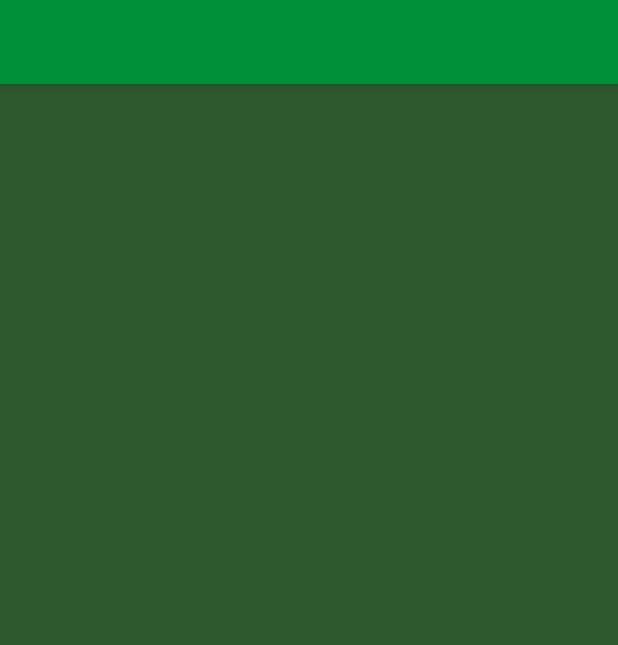
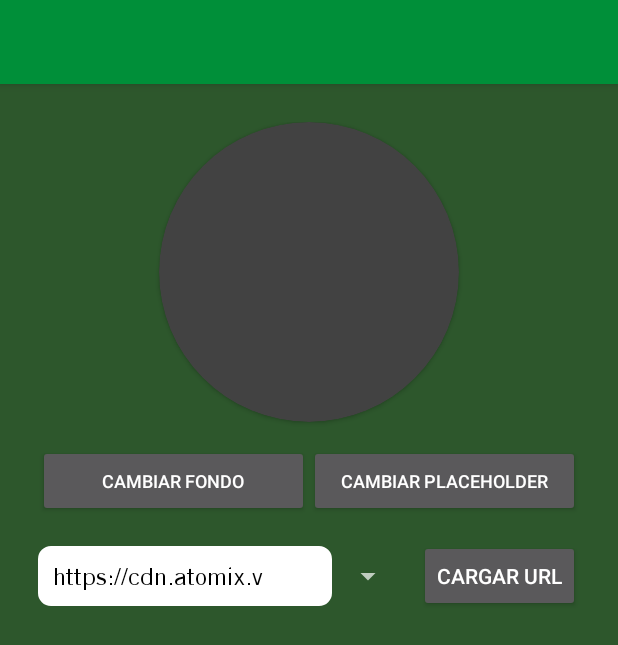
Before and after one commit to DaXis/Prueba, an Android app: the ExampleOneFragment screen opened through its navigation route, on a phone screen of 412 x 824 dp. Shown: the top 645 px of the screen. Run offline under Robolectric (Android 15) with nearby library versions, the phone set to English and light mode, and no system bars; our stand-ins replace Dagger/Hilt's generated code, RxJava; libraries missing offline, so code that uses them is left out: top.defaults.colorpicker; pictures from the network do not load; Roboto replaces fonts that are not available here.

```diff
--- a/app/src/main/java/com/prueba/flows/main/fragments/ExampleOneFragment.kt
+++ b/app/src/main/java/com/prueba/flows/main/fragments/ExampleOneFragment.kt
@@ -1,29 +1,30 @@
 package com.prueba.flows.main.fragments
 
 import android.content.Context
+import android.graphics.Color
 import android.os.Bundle
 import android.view.LayoutInflater
 import android.view.View
 import android.view.ViewGroup
-import androidx.lifecycle.Observer
+import android.widget.AdapterView
+import android.widget.ArrayAdapter
+import com.prueba.R
 import com.prueba.common.base.BaseFragment
 import com.prueba.common.utils.viewBinding
 import com.prueba.databinding.FragmentExampleOneBinding
-import com.prueba.flows.main.actions.ExampleOneActions
 import com.prueba.flows.main.interfaces.NextStepListener
-import com.prueba.flows.main.viewmodels.ExampleOneViewModel
-import javax.inject.Inject
+import top.defaults.colorpicker.ColorPickerPopup
+import top.defaults.colorpicker.ColorPickerPopup.ColorPickerObserver
 
-class ExampleOneFragment : BaseFragment() {
-
-    @Inject
-    lateinit var viewModel: ExampleOneViewModel
+class ExampleOneFragment : BaseFragment(), AdapterView.OnItemSelectedListener {
 
     private val binding by viewBinding {
         FragmentExampleOneBinding.inflate(layoutInflater)
     }
 
     private var listener: NextStepListener? = null
+
+    private var url = ""
 
     override fun onAttach(context: Context) {
         super.onAttach(context)
@@ -39,7 +40,7 @@ class ExampleOneFragment : BaseFragment() {
 
     override fun onViewCreated(view: View, savedInstanceState: Bundle?) {
         super.onViewCreated(view, savedInstanceState)
-        bindingViewModel()
+        initView()
     }
 
     override fun onDetach() {
@@ -47,19 +48,54 @@ class ExampleOneFragment : BaseFragment() {
         listener = null
     }
 
-    private fun bindingViewModel() {
-        viewModel.apply {
-            getShowErrorMessage().observe(viewLifecycleOwner, Observer(::genToast))
-            getShowProgress().observe(viewLifecycleOwner, Observer(::showLoadDialog))
-            getAction().observe(viewLifecycleOwner, Observer(::eventListener))
+    private fun initView() {
+        binding.apply {
+            buttonBackground.setOnClickListener {
+                openColorPicker()
+            }
+
+            buttonPlaceholder.setOnClickListener {
+
+            }
+
+            buttonUrl.setOnClickListener {
+                cardViewAvatar.loadFromUrl(url)
+            }
+
+            ArrayAdapter.createFromResource(
+                requireContext(),
+                R.array.options,
+                R.layout.item_option
+            ).also { adapter ->
+                adapter.setDropDownViewResource(android.R.layout.simple_spinner_dropdown_item)
+                spinnerUrls.adapter = adapter
+                spinnerUrls.onItemSelectedListener = this@ExampleOneFragment
+            }
         }
     }
 
-    private fun eventListener(actions: ExampleOneActions) {
-
+    private fun openColorPicker() {
+        ColorPickerPopup.Builder(requireContext())
+            .initialColor(Color.RED)
+            .enableBrightness(true)
+            .enableAlpha(true)
+            .okTitle("Seleccionar")
+            .cancelTitle("Cancelar")
+            .showIndicator(true)
+            .showValue(true)
+            .build()
+            .show(binding.root, object : ColorPickerObserver() {
+                override fun onColorPicked(color: Int) {
+                    binding.cardViewAvatar.getContainer().setBackgroundColor(color)
+                }
+            })
     }
 
-    private companion object {
+    override fun onItemSelected(parent: AdapterView<*>?, view: View?, position: Int, id: Long) {
+        url = requireContext().resources.getStringArray(R.array.options)[position]
+    }
 
+    override fun onNothingSelected(parent: AdapterView<*>?) {
+        binding.cardViewAvatar.default = "prueba default"
     }
 }
--- a/app/src/main/java/com/prueba/flows/main/fragments/MainFragment.kt
+++ b/app/src/main/java/com/prueba/flows/main/fragments/MainFragment.kt
@@ -32,14 +32,23 @@ class MainFragment : BaseFragment() {
 
     override fun onViewCreated(view: View, savedInstanceState: Bundle?) {
         super.onViewCreated(view, savedInstanceState)
+        binding.apply {
+            buttonExampleOne.setOnClickListener {
+                listener?.onGoToExampleOne()
+            }
+
+            buttonExampleTwo.setOnClickListener {
+                listener?.onGoToExampleTwoThree()
+            }
+
+            buttonExampleFour.setOnClickListener {
+                listener?.onGoToExampleFour()
+            }
+        }
     }
 
     override fun onDetach() {
         super.onDetach()
         listener = null
     }
-
-    private companion object {
-
-    }
 }
--- /dev/null
+++ b/app/src/main/java/com/prueba/flows/main/views/AvatarView.kt
@@ -0,0 +1,130 @@
+package com.prueba.flows.main.views
+
+import android.content.Context
+import android.graphics.Color
+import android.util.AttributeSet
+import android.util.DisplayMetrics
+import android.view.Gravity
+import android.view.ViewGroup
+import android.widget.FrameLayout
+import android.widget.ImageView
+import android.widget.TextView
+import androidx.cardview.widget.CardView
+import com.bumptech.glide.Glide
+import com.prueba.R
+import com.prueba.utils.UtilsExtensions.isNotNullOrEmpty
+
+class AvatarView @JvmOverloads constructor(
+    context: Context, attrs: AttributeSet? = null
+) : CardView(context, attrs) {
+
+    var default = "default"
+    private lateinit var container: FrameLayout
+    private lateinit var avatarImage: ImageView
+    private lateinit var avatarText: TextView
+
+    init {
+        cardViewParams()
+        initLayoutContainer()
+        initAvatarImageView()
+        initAvatarTextView()
+    }
+
+    private fun cardViewParams() {
+        layoutParams = ViewGroup.LayoutParams(
+            convertPixelsToDp(200f).toInt(),
+            convertPixelsToDp(200f).toInt()
+        )
+        radius = convertPixelsToDp(900f)
+    }
+
+    private fun initLayoutContainer() {
+        container = FrameLayout(context)
+        container.apply {
+            val params = LayoutParams(
+                LayoutParams.MATCH_PARENT,
+                LayoutParams.MATCH_PARENT
+            )
+            params.gravity = Gravity.CENTER
+            layoutParams = params
+        }
+        addView(container)
+    }
+
+    fun getContainer() = container
+
+    private fun initAvatarImageView() {
+        avatarImage = ImageView(context)
+        avatarImage.apply {
+            layoutParams = LayoutParams(
+                LayoutParams.MATCH_PARENT,
+                LayoutParams.MATCH_PARENT
+            )
+        }
+        container.addView(avatarImage)
+    }
+
+    private fun initAvatarTextView() {
+        avatarText = TextView(context)
+        avatarText.apply {
+            val params = LayoutParams(
+                LayoutParams.WRAP_CONTENT,
+                LayoutParams.WRAP_CONTENT
+            )
+            params.gravity = Gravity.CENTER
+            layoutParams = params
+            textSize = 120f
+        }
+        container.addView(avatarText)
+    }
+
+    fun setBackgroundColor(color: String) {
+        container.setBackgroundColor(Color.parseColor(color))
+    }
+
+    fun loadFromUrl(url: String) {
+        if(url.isNotNullOrEmpty() && validateUrl(url)){
+            avatarImage.visibility = VISIBLE
+            avatarText.visibility = GONE
+            Glide
+                .with(context)
+                .load(url)
+                .centerCrop()
+                .placeholder(R.drawable.angle)
+                .into(avatarImage)
+        } else {
+            avatarImage.visibility = GONE
+            avatarText.visibility = VISIBLE
+            setAvatarText(url)
+        }
+    }
+
+    private fun setAvatarText(text: String) {
+        var avatar = if (text.isNotNullOrEmpty() && text.length > 2) {
+            val aux = text.replace(" ", "|")
+            val split = aux.split("|")
+            if(split.size >= 2) {
+                "${split[0][0]}${split[1][0]}"
+            } else {
+                "${split[0][0]}"
+            }
+        } else {
+            text
+        }
+        avatarText.text = avatar.toUpperCase()
+    }
+
+    private fun convertPixelsToDp(px: Float): Float {
+        return px / (context.resources.displayMetrics.densityDpi.toFloat() / DisplayMetrics.DENSITY_DEFAULT)
+    }
+
+    private fun validateUrl(url: String): Boolean {
+        val urlRegex = Regex(URL_REGEX)
+        return urlRegex.containsMatchIn(url)
+    }
+
+    private companion object {
+        private const val URL_REGEX = "((http|https)://)(www.)?[a-zA-Z0-9@:%._\\+~#?&//=]{2,256}\\.[a-z]{2,6}\\b([-a-zA-Z0-9@:%._\\+~#?&//=]*)"
+    }
+
+}
--- a/app/src/main/res/layout/fragment_example_one.xml
+++ b/app/src/main/res/layout/fragment_example_one.xml
@@ -1,11 +1,66 @@
 <?xml version="1.0" encoding="utf-8"?>
-<androidx.constraintlayout.widget.ConstraintLayout
-    xmlns:android="http://schemas.android.com/apk/res/android"
+<androidx.constraintlayout.widget.ConstraintLayout xmlns:android="http://schemas.android.com/apk/res/android"
     xmlns:app="http://schemas.android.com/apk/res-auto"
     xmlns:tools="http://schemas.android.com/tools"
     android:layout_width="match_parent"
     android:layout_height="match_parent"
-    android:background="@color/dark_primary_color">
+    android:background="@color/dark_primary_color"
+    android:padding="25dp">
+
+    <com.prueba.flows.main.views.AvatarView
+        android:id="@+id/cardView_avatar"
+        android:layout_width="200dp"
+        android:layout_height="200dp"
+        app:cardCornerRadius="100dp"
+        app:layout_constraintEnd_toEndOf="parent"
+        app:layout_constraintStart_toStartOf="parent"
+        app:layout_constraintTop_toTopOf="parent"/>
+
+    <Spinner
+        android:id="@+id/spinner_urls"
+        android:layout_width="0dp"
+        android:layout_height="wrap_content"
+        android:layout_marginEnd="10dp"
+        app:layout_constraintBottom_toBottomOf="@+id/button_url"
+        app:layout_constraintEnd_toStartOf="@+id/button_url"
+        app:layout_constraintStart_toStartOf="parent"
+        app:layout_constraintTop_toTopOf="@+id/button_url" />
+
+    <androidx.appcompat.widget.AppCompatButton
+        android:id="@+id/button_url"
+        android:layout_width="wrap_content"
+        android:layout_height="wrap_content"
+        android:text="Cargar url"
+        android:layout_marginTop="15dp"
+        app:layout_constraintEnd_toEndOf="parent"
+        app:layout_constraintTop_toBottomOf="@+id/linear_buttons" />
+
+    <LinearLayout
+        android:id="@+id/linear_buttons"
+        android:layout_width="match_parent"
+        android:layout_height="wrap_content"
+        android:layout_marginTop="15dp"
+        app:layout_constraintEnd_toEndOf="parent"
+        app:layout_constraintStart_toStartOf="parent"
+        app:layout_constraintTop_toBottomOf="@+id/cardView_avatar">
+
+        <androidx.appcompat.widget.AppCompatButton
+            android:id="@+id/button_background"
+            android:layout_width="0dp"
+            android:layout_height="wrap_content"
+            android:layout_weight="0.5"
+            android:text="Cambiar fondo"
+            android:textSize="12sp"/>
+
+        <androidx.appcompat.widget.AppCompatButton
+            android:id="@+id/button_placeholder"
+            android:layout_width="0dp"
+            android:layout_height="wrap_content"
+            android:layout_weight="0.5"
+            android:text="Cambiar placeholder"
+            android:textSize="12sp"/>
+
+    </LinearLayout>
 
 
 </androidx.constraintlayout.widget.ConstraintLayout>
--- a/app/src/main/res/layout/fragment_verify_code.xml
+++ /dev/null
@@ -1,6 +0,0 @@
-<?xml version="1.0" encoding="utf-8"?>
-<androidx.constraintlayout.widget.ConstraintLayout xmlns:android="http://schemas.android.com/apk/res/android"
-    android:layout_width="match_parent"
-    android:layout_height="match_parent">
-
-</androidx.constraintlayout.widget.ConstraintLayout>
--- a/app/src/main/res/layout/item_country.xml
+++ b/app/src/main/res/layout/item_option.xml
@@ -6,4 +6,5 @@
     android:layout_height="wrap_content"
     android:background="@drawable/ic_country_item"
     android:padding="10dp"
+    android:maxLength="20"
     android:text="País" />
--- /dev/null
+++ b/app/src/main/res/values/options.xml
@@ -0,0 +1,12 @@
+<?xml version="1.0" encoding="utf-8"?>
+<resources>
+    <string-array name="options">
+        <item>https://cdn.atomix.vg/wp-content/uploads/2023/10/ichop-255x160.jpg</item>
+        <item>https://cdn.atomix.vg/wp-content/uploads/2023/09/disney-255x160.png</item>
+        <item>https://cdn.atomix.vg/wp-content/uploads/2023/10/t2-255x160.jpg</item>
+        <item>Said Garcia</item>
+        <item>Algo mas de algun lado</item>
+        <item>asdafsdf</item>
+        <item></item>
+    </string-array>
+</resources>
```
Also changed, not shown: app/build.gradle (+13 -10 lines), app/src/main/res/layout/fragment_main.xml (+32 -2 lines), app/src/main/res/layout/item_activities.xml (deleted, +0 -20 lines), app/src/main/res/layout/item_apps.xml (deleted, +0 -31 lines), app/src/main/res/values/countries.xml (deleted, +0 -219 lines).
